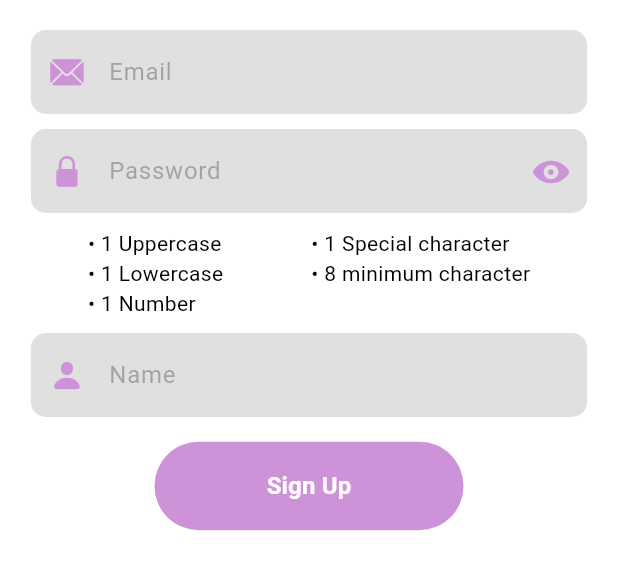
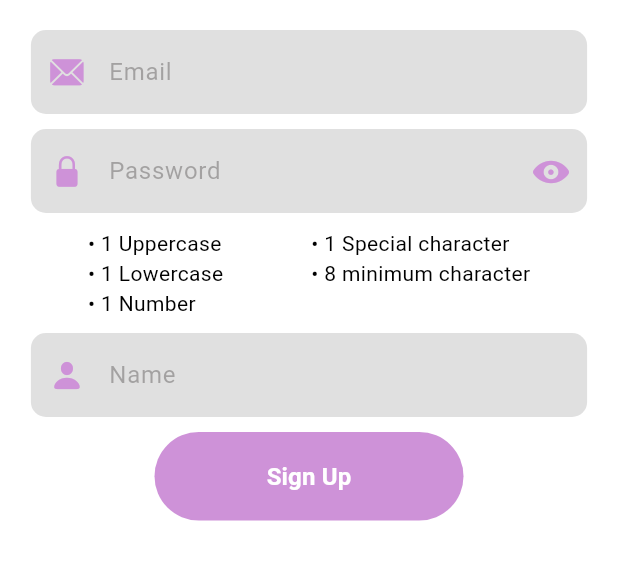
Before and after one commit to TitusKI/AuthPortal, a Flutter app: the SignUpScreen widget shown alone on an empty page, opened directly, on a phone screen of 412 x 824 dp. Shown: the top 570 px of the screen. Run offline on Flutter 3.47's test engine with Material 3 defaults, Android fonts, the phone set to English and light mode, and no system bars; our stand-ins replace bloc, cloud_firestore, equatable, firebase_auth, firebase_core, flutter_bloc; missing offline and left inert: regexpattern; accounts and stored records are empty.

Commit message:
Refactoring the Sign up Screen

```diff
--- a/lib/screens/auth/sign_up_screen.dart
+++ b/lib/screens/auth/sign_up_screen.dart
@@ -81,6 +81,7 @@ class _SignUpScreenState extends State<SignUpScreen> {
               ),
               SizedBox(
                 width: MediaQuery.of(context).size.width * 0.9,
+
                 child: MyTextField(
                   controller: passwordController,
                   hintText: "Password",
@@ -234,8 +235,9 @@ class _SignUpScreenState extends State<SignUpScreen> {
                   },
                 ),
               ),
-              SizedBox(
-                height: MediaQuery.of(context).size.height * 0.02,
+              const SizedBox(
+                height: 10.0,
+                // height: MediaQuery.of(context).size.height * 0.02,
               ),
               !signUpRequired
                   ? SizedBox(
```
